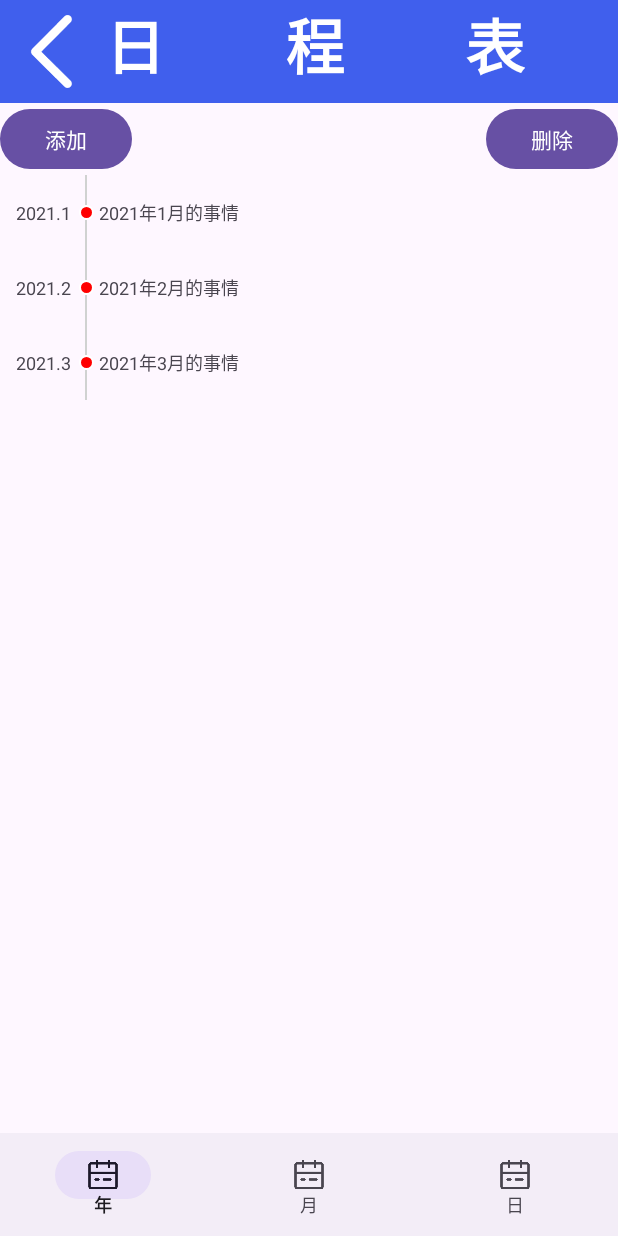
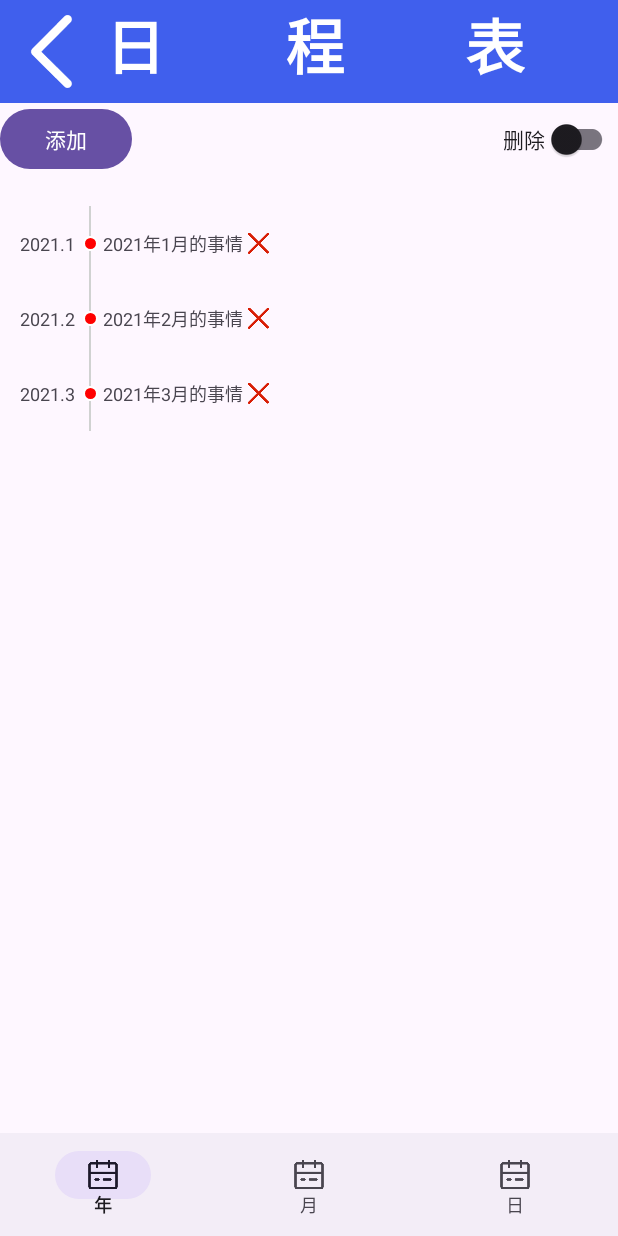
Before and after one commit to AusertDream/Personal-Digital-Assistant, an Android app: the AgendaYear screen opened directly, with no data from a screen before it, on a phone screen of 412 x 824 dp. Run offline under Robolectric (Android 15) with nearby library versions, the phone set to English and light mode, and no system bars.

Commit message:
完成日程表_年部分

```diff
--- a/PDA/app/src/main/java/com/example/pda/adapter/AgendaYearAdapter.java
+++ b/PDA/app/src/main/java/com/example/pda/adapter/AgendaYearAdapter.java
@@ -3,6 +3,8 @@ package com.example.pda.adapter;
 import android.view.LayoutInflater;
 import android.view.View;
 import android.view.ViewGroup;
+import android.widget.AdapterView;
+import android.widget.ImageView;
 import android.widget.TextView;
 
 import androidx.annotation.NonNull;
@@ -17,6 +19,8 @@ import java.util.ArrayList;
 
 public class AgendaYearAdapter extends RecyclerView.Adapter<AgendaYearAdapter.AgendaYearViewHolder>{
     private ArrayList<YearAffair> agendaDetails;
+
+    private OnItemClickListener onItemClickListener;
 
     public AgendaYearAdapter(ArrayList<YearAffair> agendaDetails) {
         this.agendaDetails = agendaDetails;
@@ -38,6 +42,15 @@ public class AgendaYearAdapter extends RecyclerView.Adapter<AgendaYearAdapter.Ag
         time+=yearAffair.getMonth();
         holder.agendaShowTime.setText(time);
         holder.agendaDetail.setText(yearAffair.getAffair());
+        holder.affairDeleteButton.setOnClickListener(new View.OnClickListener() {
+            @Override
+            public void onClick(View v) {
+                if(onItemClickListener!=null){
+                    int position = holder.getAdapterPosition();
+                    onItemClickListener.onDeleteClick(position);
+                }
+            }
+        });
     }
 
     @Override
@@ -48,11 +61,21 @@ public class AgendaYearAdapter extends RecyclerView.Adapter<AgendaYearAdapter.Ag
     public static class AgendaYearViewHolder extends RecyclerView.ViewHolder {
         TextView agendaShowTime;
         TextView agendaDetail;
+        ImageView affairDeleteButton;
 
         public AgendaYearViewHolder(@NonNull View itemView) {
             super(itemView);
             agendaShowTime = itemView.findViewById(R.id.agendaShowTime);
             agendaDetail = itemView.findViewById(R.id.agendaDetail);
+            affairDeleteButton = itemView.findViewById(R.id.affairDeleteButton);
         }
     }
+
+    public interface OnItemClickListener {
+        void onDeleteClick(int position);
+    }
+
+    public void setOnItemClickListener(OnItemClickListener onItemClickListener) {
+        this.onItemClickListener = onItemClickListener;
+    }
 }
--- a/PDA/app/src/main/java/com/example/pda/entity/YearAffair.java
+++ b/PDA/app/src/main/java/com/example/pda/entity/YearAffair.java
@@ -3,7 +3,7 @@ package com.example.pda.entity;
 public class YearAffair {
     private int year;
     private int month;
-    private String affair;
+    private String affair="NULL";
     public YearAffair(int year, int month, String affair) {
         this.year = year;
         this.month = month;
--- a/PDA/app/src/main/java/com/example/pda/utils/TallyInfoDialog.java
+++ b/PDA/app/src/main/java/com/example/pda/utils/TallyInfoDialog.java
@@ -69,10 +69,8 @@ public class TallyInfoDialog extends AlertDialog {
                     dismiss();
                 }
                 else{
-                    if(addRecordHelp.getVisibility()==View.INVISIBLE){
-                        addRecordHelp.setText("输入不合法，请检查输入除了时间外是否为空，或者金额是否合法");
-                        addRecordHelp.setVisibility(View.VISIBLE);
-                    }
+                    addRecordHelp.setText("输入不合法，请检查输入除了时间外是否为空，或者金额是否合法");
+                    addRecordHelp.setVisibility(View.VISIBLE);
                 }
             }
         });
--- a/PDA/app/src/main/res/layout/agenda_item_layout.xml
+++ b/PDA/app/src/main/res/layout/agenda_item_layout.xml
@@ -1,7 +1,7 @@
 <?xml version="1.0" encoding="utf-8"?>
 <LinearLayout xmlns:android="http://schemas.android.com/apk/res/android"
     android:id="@+id/agenda_item_layout"
-    android:layout_width="wrap_content"
+    android:layout_width="match_parent"
     android:layout_height="wrap_content"
     android:gravity="center_vertical"
     android:orientation="horizontal">
@@ -10,11 +10,10 @@
         android:layout_width="wrap_content"
         android:layout_height="wrap_content"
         android:layout_margin="5dp"
-        android:layout_marginRight="3dp"
-        android:ems="3"
+        android:layout_marginEnd="3dp"
         android:text="时间"
         android:gravity="right"
-        android:textSize="12dp" />
+        android:textSize="12sp" />
     <LinearLayout
         android:id="@+id/id_layout"
         android:layout_width="wrap_content"
@@ -44,7 +43,14 @@
         android:id="@+id/agendaDetail"
         android:layout_width="wrap_content"
         android:layout_height="wrap_content"
-        android:layout_marginLeft="3dp"
+        android:layout_marginStart="3dp"
         android:text="内容"
-        android:textSize="12dp" />
+        android:textSize="12sp" />
+
+    <ImageView
+        android:id="@+id/affairDeleteButton"
+        android:layout_width="20dp"
+        android:layout_height="20dp"
+        android:src="@drawable/close"
+        />
 </LinearLayout>
--- a/PDA/app/src/main/res/layout/fragment_agenda_year.xml
+++ b/PDA/app/src/main/res/layout/fragment_agenda_year.xml
@@ -5,7 +5,7 @@
     android:layout_width="match_parent"
     android:layout_height="match_parent">
 
-    <Button
+    <androidx.appcompat.widget.SwitchCompat
         android:id="@+id/delAgendaButton"
         android:layout_width="wrap_content"
         android:layout_height="wrap_content"
@@ -30,15 +30,16 @@
         app:layout_constraintVertical_bias="0.0" />
 
     <androidx.recyclerview.widget.RecyclerView
+        android:padding="8dp"
         android:id="@+id/agendaYearRecyclerView"
         android:layout_width="match_parent"
         android:layout_height="wrap_content"
         app:layout_constraintBottom_toBottomOf="parent"
         app:layout_constraintEnd_toEndOf="parent"
-        app:layout_constraintHorizontal_bias="0.0"
+        app:layout_constraintHorizontal_bias="1.0"
         app:layout_constraintStart_toStartOf="parent"
         app:layout_constraintTop_toTopOf="parent"
-        app:layout_constraintVertical_bias="0.089" />
+        app:layout_constraintVertical_bias="0.117" />
 
 
 </androidx.constraintlayout.widget.ConstraintLayout>
```
Also changed, not shown: PDA/app/src/main/java/com/example/pda/fragment/AgendaYear.java (+37 -5 lines).
